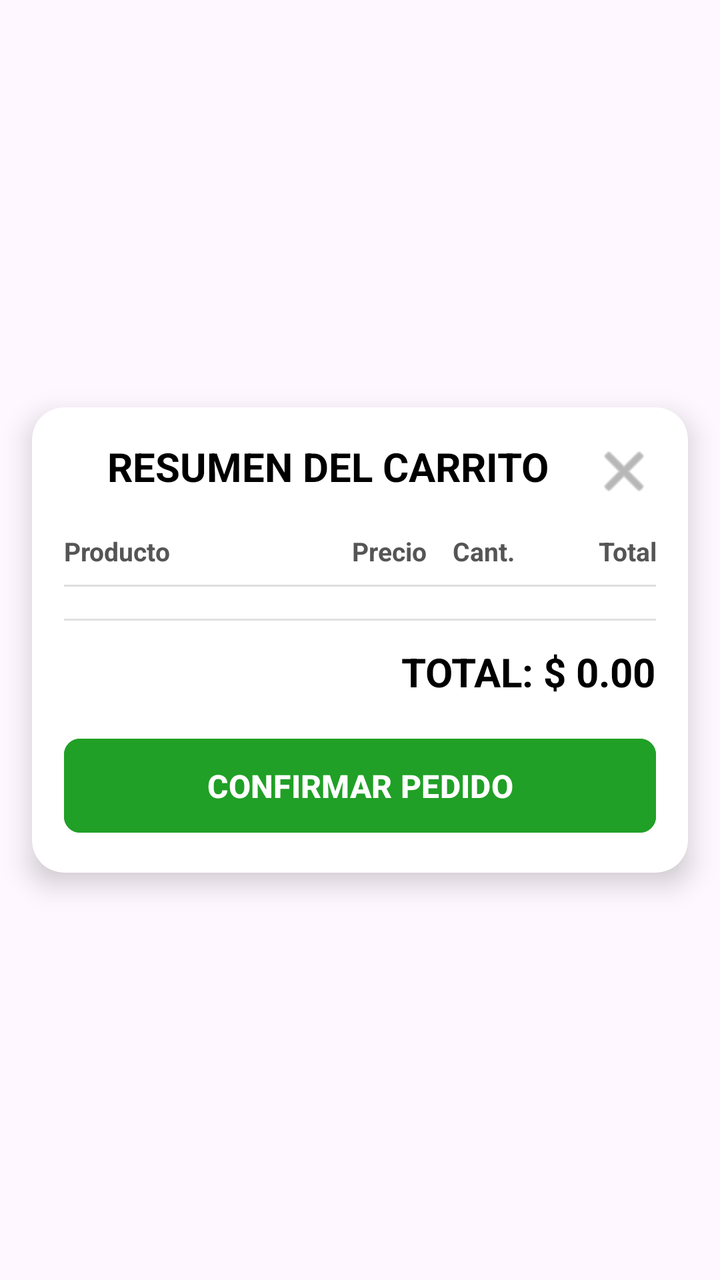
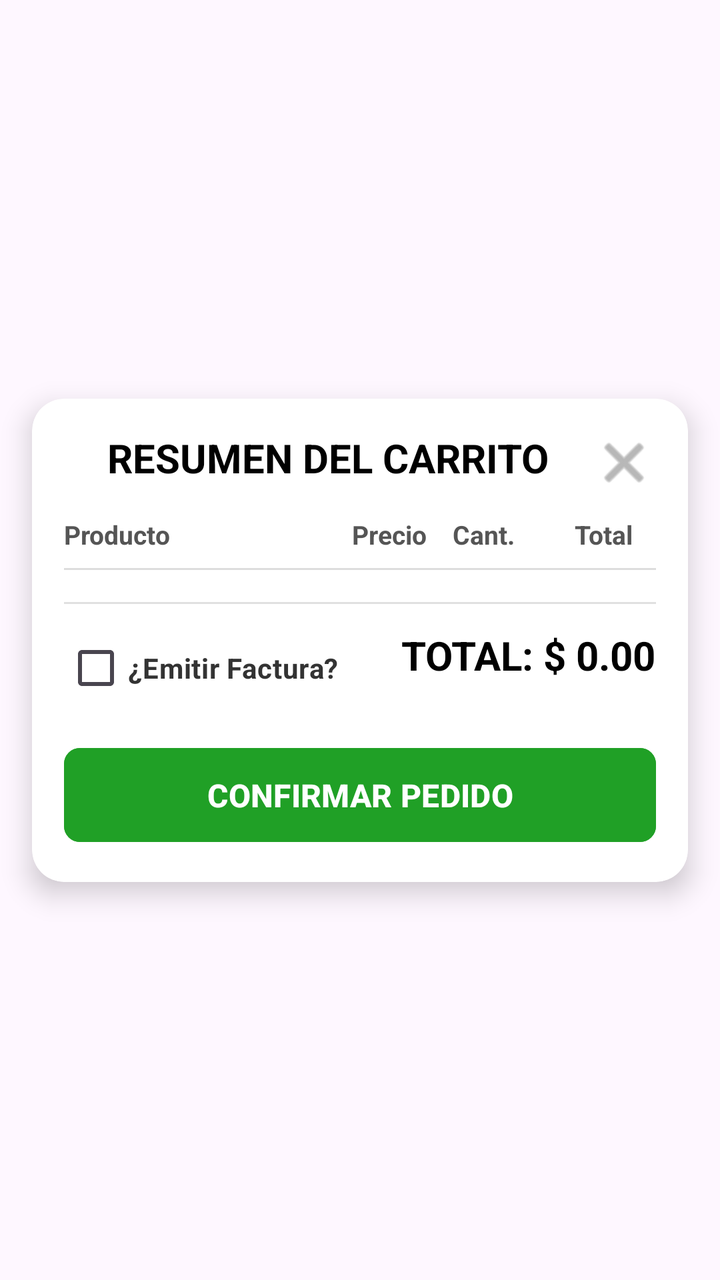

The first picture is an Android layout as it rendered before a commit; the second is the same layout after the commit. The layout source and the unified diff follow.
<!-- AndroidManifest.xml: application theme Theme.LCSRInventory -->
<!-- res/layout/popup__carrito.xml -->
<?xml version="1.0" encoding="utf-8"?>
<androidx.constraintlayout.widget.ConstraintLayout
    xmlns:android="http://schemas.android.com/apk/res/android"
    xmlns:app="http://schemas.android.com/apk/res-auto"
    android:layout_width="match_parent"
    android:layout_height="match_parent"
    android:background="@android:color/transparent">

    <androidx.cardview.widget.CardView
        android:layout_width="match_parent"
        android:layout_height="wrap_content"
        android:layout_margin="16dp"
        app:cardBackgroundColor="@android:color/white"
        app:cardCornerRadius="16dp"
        app:cardElevation="8dp"
        app:layout_constraintBottom_toBottomOf="parent"
        app:layout_constraintEnd_toEndOf="parent"
        app:layout_constraintStart_toStartOf="parent"
        app:layout_constraintTop_toTopOf="parent">

        <androidx.constraintlayout.widget.ConstraintLayout
            android:layout_width="match_parent"
            android:layout_height="wrap_content"
            android:padding="16dp">

            <TextView
                android:id="@+id/popup_cart__title"
                android:layout_width="0dp"
                android:layout_height="wrap_content"
                android:text="RESUMEN DEL CARRITO"
                android:textAlignment="center"
                android:textColor="@color/black"
                android:textSize="20sp"
                android:textStyle="bold"
                app:layout_constraintEnd_toStartOf="@+id/popup_cart__btn_close"
                app:layout_constraintStart_toStartOf="parent"
                app:layout_constraintTop_toTopOf="parent" />

            
            <TextView
                android:id="@+id/popup_cart__date"
                android:layout_width="0dp"
                android:layout_height="wrap_content"
                android:layout_marginTop="8dp"
                android:layout_marginBottom="8dp"
                android:text="Fecha: --/--/----"
                android:textAlignment="center"
                android:textColor="#757575"
                android:textSize="14sp"
                android:visibility="gone"
                app:layout_constraintEnd_toStartOf="@+id/popup_cart__btn_close"
                app:layout_constraintStart_toStartOf="parent"
                app:layout_constraintTop_toBottomOf="@+id/popup_cart__title" />

            <ImageButton
                android:id="@+id/popup_cart__btn_close"
                android:layout_width="32dp"
                android:layout_height="32dp"
                android:background="?attr/selectableItemBackgroundBorderless"
                android:src="@android:drawable/ic_menu_close_clear_cancel"
                app:layout_constraintEnd_toEndOf="parent"
                app:layout_constraintTop_toTopOf="parent"
                app:tint="#888888" />

            <LinearLayout
                android:id="@+id/popup_cart__headers"
                android:layout_width="match_parent"
                android:layout_height="wrap_content"
                android:layout_marginTop="20dp"
                android:layout_marginBottom="8dp"
                android:orientation="horizontal"
                android:weightSum="10"
                app:layout_constraintTop_toBottomOf="@+id/popup_cart__date">

                <TextView
                    android:layout_width="0dp"
                    android:layout_height="wrap_content"
                    android:layout_weight="4.5"
                    android:text="Producto"
                    android:textColor="#555555"
                    android:textSize="13sp"
                    android:textStyle="bold" />

                <TextView
                    android:layout_width="0dp"
                    android:layout_height="wrap_content"
                    android:layout_weight="2"
                    android:text="Precio"
                    android:textAlignment="center"
                    android:textColor="#555555"
                    android:textSize="13sp"
                    android:textStyle="bold" />

                <TextView
                    android:layout_width="0dp"
                    android:layout_height="wrap_content"
                    android:layout_weight="1.2"
                    android:text="Cant."
                    android:textAlignment="center"
                    android:textColor="#555555"
                    android:textSize="13sp"
                    android:textStyle="bold" />

                <TextView
                    android:layout_width="0dp"
                    android:layout_height="wrap_content"
                    android:layout_weight="2.3"
                    android:text="Total"
                    android:textAlignment="textEnd"
                    android:textColor="#555555"
                    android:textSize="13sp"
                    android:textStyle="bold" />

            </LinearLayout>

            <View
                android:id="@+id/popup_cart__divider"
                android:layout_width="match_parent"
                android:layout_height="1dp"
                android:layout_marginTop="8dp"
                android:background="#DDDDDD"
                app:layout_constraintTop_toBottomOf="@+id/popup_cart__headers" />

            <androidx.recyclerview.widget.RecyclerView
                android:id="@+id/popup_cart__rv_items"
                android:layout_width="match_parent"
                android:layout_height="0dp"
                android:layout_marginTop="8dp"
                app:layout_constraintHeight_default="wrap"
                app:layout_constraintHeight_max="300dp"
                app:layout_constraintTop_toBottomOf="@+id/popup_cart__divider" />

            <View
                android:id="@+id/popup_cart__divider2"
                android:layout_width="match_parent"
                android:layout_height="1dp"
                android:layout_marginTop="8dp"
                android:background="#E0E0E0"
                app:layout_constraintTop_toBottomOf="@+id/popup_cart__rv_items" />

            <TextView
                android:id="@+id/popup_cart__txt_total"
                android:layout_width="wrap_content"
                android:layout_height="wrap_content"
                android:layout_marginTop="12dp"
                android:text="TOTAL: $ 0.00"
                android:textColor="@color/black"
                android:textSize="20sp"
                android:textStyle="bold"
                app:layout_constraintEnd_toEndOf="parent"
                app:layout_constraintTop_toBottomOf="@+id/popup_cart__divider2" />

            <com.google.android.material.button.MaterialButton
                android:id="@+id/popup_cart__btn_confirm"
                android:layout_width="match_parent"
                android:layout_height="55dp"
                android:layout_marginTop="16dp"
                android:backgroundTint="@color/green"
                android:text="CONFIRMAR PEDIDO"
                android:textColor="@android:color/white"
                android:textSize="16sp"
                android:textStyle="bold"
                app:cornerRadius="8dp"
                app:layout_constraintTop_toBottomOf="@+id/popup_cart__txt_total" />

        </androidx.constraintlayout.widget.ConstraintLayout>
    </androidx.cardview.widget.CardView>
</androidx.constraintlayout.widget.ConstraintLayout>
<!-- resources referenced by this layout -->
<resources>
  <color name="black">#FF000000</color>
  <color name="green">#20A026</color>
  <style name="Theme.LCSRInventory" parent="Base.Theme.LCSRInventory" />
  <style name="Base.Theme.LCSRInventory" parent="Theme.Material3.DayNight.NoActionBar">
          
          
      </style>
</resources>

<!-- the commit's change to res/layout/popup__carrito.xml (unified diff, before → after) -->
@@ -62,15 +62,28 @@
                 app:layout_constraintTop_toTopOf="parent"
                 app:tint="#888888" />
 
+            
+            <com.google.android.material.button.MaterialButton
+                android:id="@+id/popup_cart__btn_ver_cliente"
+                style="@style/Widget.MaterialComponents.Button.TextButton"
+                android:layout_width="wrap_content"
+                android:layout_height="wrap_content"
+                android:text="Ver Datos del Cliente"
+                android:textColor="#2980B9"
+                android:textStyle="bold"
+                android:visibility="gone"
+                app:layout_constraintEnd_toEndOf="parent"
+                app:layout_constraintStart_toStartOf="parent"
+                app:layout_constraintTop_toBottomOf="@+id/popup_cart__date" />
+
             <LinearLayout
                 android:id="@+id/popup_cart__headers"
                 android:layout_width="match_parent"
                 android:layout_height="wrap_content"
-                android:layout_marginTop="20dp"
-                android:layout_marginBottom="8dp"
+                android:layout_marginTop="16dp"
                 android:orientation="horizontal"
                 android:weightSum="10"
-                app:layout_constraintTop_toBottomOf="@+id/popup_cart__date">
+                app:layout_constraintTop_toBottomOf="@+id/popup_cart__btn_ver_cliente">
 
                 <TextView
                     android:layout_width="0dp"
@@ -109,7 +122,9 @@
                     android:textAlignment="textEnd"
                     android:textColor="#555555"
                     android:textSize="13sp"
-                    android:textStyle="bold" />
+                    android:textStyle="bold"
+                    android:paddingEnd="12dp"
+                    android:paddingStart="0dp" />
 
             </LinearLayout>
 
@@ -127,7 +142,7 @@
                 android:layout_height="0dp"
                 android:layout_marginTop="8dp"
                 app:layout_constraintHeight_default="wrap"
-                app:layout_constraintHeight_max="300dp"
+                app:layout_constraintHeight_max="250dp"
                 app:layout_constraintTop_toBottomOf="@+id/popup_cart__divider" />
 
             <View
@@ -150,18 +165,30 @@
                 app:layout_constraintEnd_toEndOf="parent"
                 app:layout_constraintTop_toBottomOf="@+id/popup_cart__divider2" />
 
+            
+            <CheckBox
+                android:id="@+id/popup_cart__cb_factura"
+                android:layout_width="wrap_content"
+                android:layout_height="wrap_content"
+                android:layout_marginTop="8dp"
+                android:text="¿Emitir Factura?"
+                android:textColor="#333333"
+                android:textStyle="bold"
+                app:layout_constraintStart_toStartOf="parent"
+                app:layout_constraintTop_toBottomOf="@+id/popup_cart__divider2" />
+
             <com.google.android.material.button.MaterialButton
                 android:id="@+id/popup_cart__btn_confirm"
                 android:layout_width="match_parent"
                 android:layout_height="55dp"
-                android:layout_marginTop="16dp"
+                android:layout_marginTop="12dp"
                 android:backgroundTint="@color/green"
                 android:text="CONFIRMAR PEDIDO"
                 android:textColor="@android:color/white"
                 android:textSize="16sp"
                 android:textStyle="bold"
                 app:cornerRadius="8dp"
-                app:layout_constraintTop_toBottomOf="@+id/popup_cart__txt_total" />
+                app:layout_constraintTop_toBottomOf="@+id/popup_cart__cb_factura" />
 
         </androidx.constraintlayout.widget.ConstraintLayout>
     </androidx.cardview.widget.CardView>
